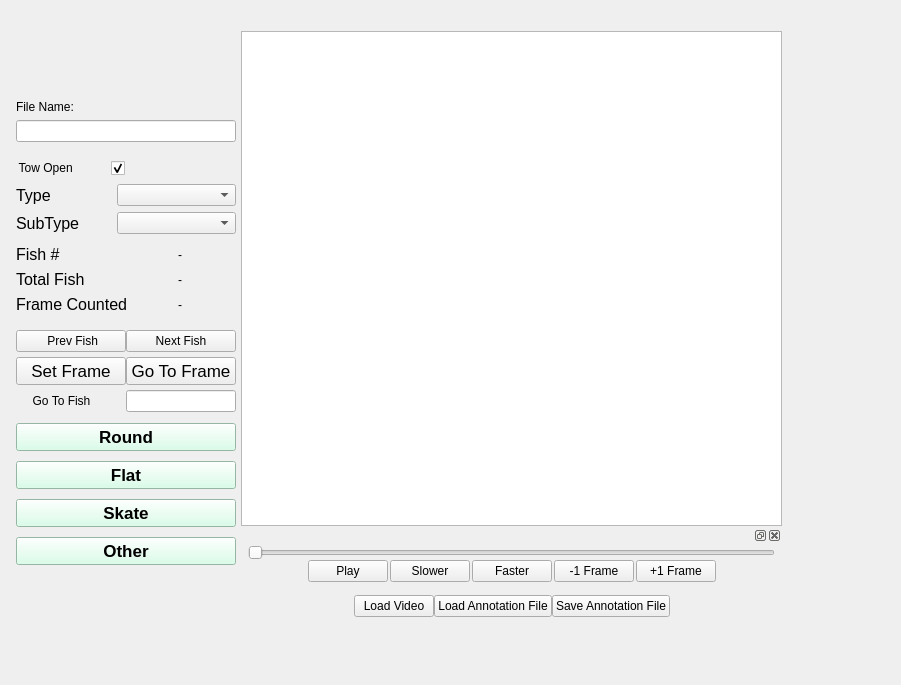
This is FishGUI/mainwindow.ui in cvisionai/Tator-Native as Qt 5 draws it before an edit. The edited form follows.
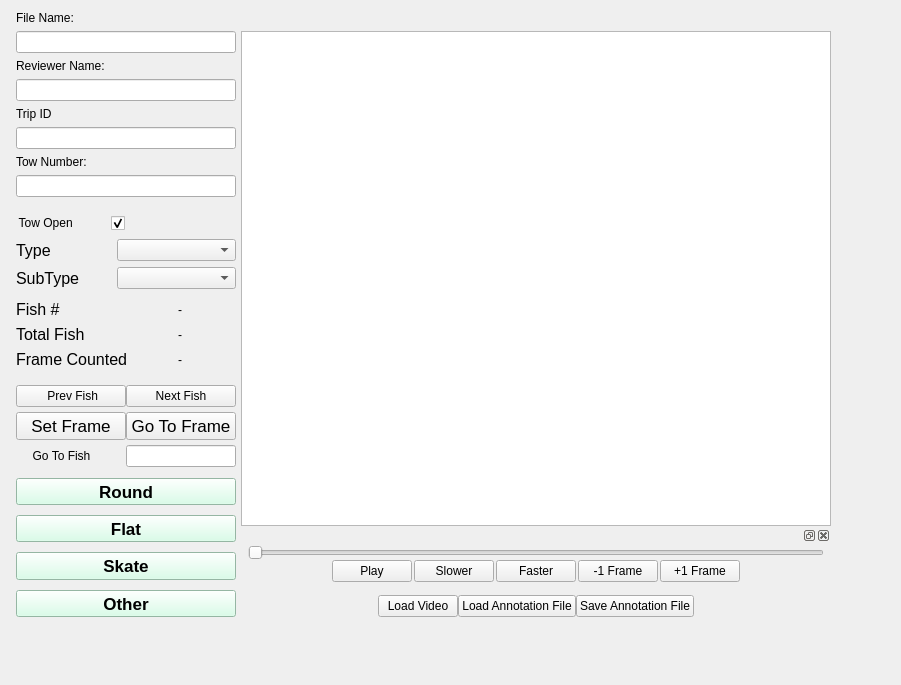
This is the edited form.

Diff of the .ui file:
```diff
--- a/FishGUI/mainwindow.ui
+++ b/FishGUI/mainwindow.ui
@@ -18,28 +18,15 @@
   </property>
   <layout class="QVBoxLayout" name="verticalLayout">
    <item>
-    <layout class="QHBoxLayout" name="horizontalLayout_6" stretch="1,10,2">
+    <layout class="QHBoxLayout" name="horizontalLayout_6" stretch="1,10,1">
      <property name="spacing">
       <number>0</number>
      </property>
      <item>
-      <layout class="QVBoxLayout" name="verticalLayout_4" stretch="0,0,0,0,0,0,0,0,0">
+      <layout class="QVBoxLayout" name="verticalLayout_4" stretch="0,0,0,0,0,0,0,0">
        <property name="spacing">
         <number>6</number>
        </property>
-       <item>
-        <spacer name="verticalSpacer_7">
-         <property name="orientation">
-          <enum>Qt::Vertical</enum>
-         </property>
-         <property name="sizeHint" stdset="0">
-          <size>
-           <width>20</width>
-           <height>50</height>
-          </size>
-         </property>
-        </spacer>
-       </item>
        <item>
         <layout class="QVBoxLayout" name="verticalLayout_5">
          <property name="leftMargin">
@@ -68,6 +55,36 @@
            </property>
           </widget>
          </item>
+         <item>
+          <widget class="QLabel" name="reviwerNameLabel">
+           <property name="text">
+            <string>Reviewer Name:</string>
+           </property>
+          </widget>
+         </item>
+         <item>
+          <widget class="QLineEdit" name="reviewerNameValue"/>
+         </item>
+         <item>
+          <widget class="QLabel" name="tripIDLabel">
+           <property name="text">
+            <string>Trip ID</string>
+           </property>
+          </widget>
+         </item>
+         <item>
+          <widget class="QLineEdit" name="tripIDValue"/>
+         </item>
+         <item>
+          <widget class="QLabel" name="towIDLabel">
+           <property name="text">
+            <string>Tow Number:</string>
+           </property>
+          </widget>
+         </item>
+         <item>
+          <widget class="QLineEdit" name="towIDValue"/>
+         </item>
         </layout>
        </item>
        <item>
```
